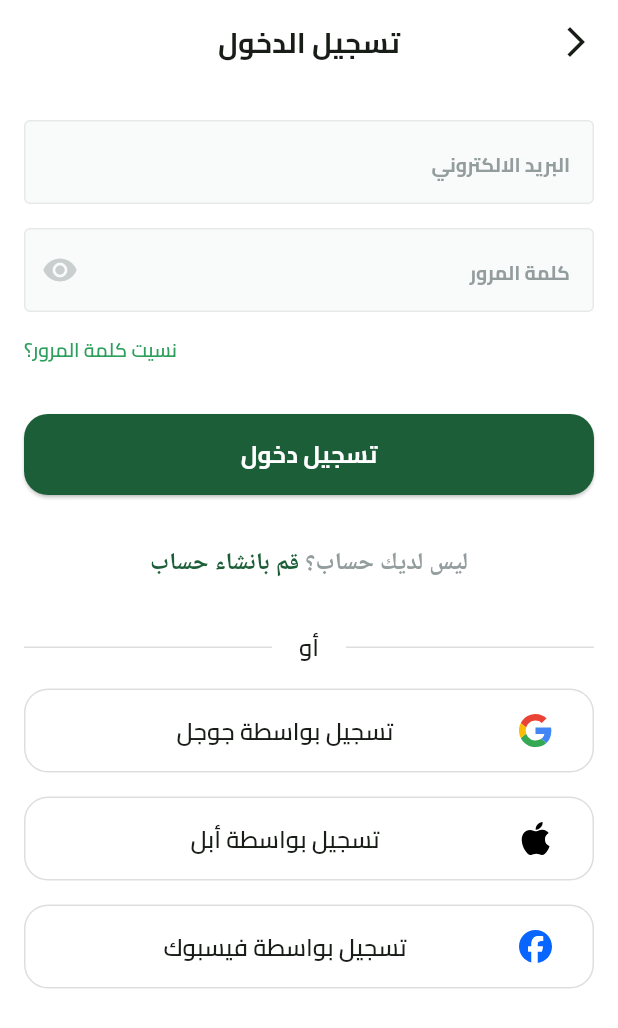
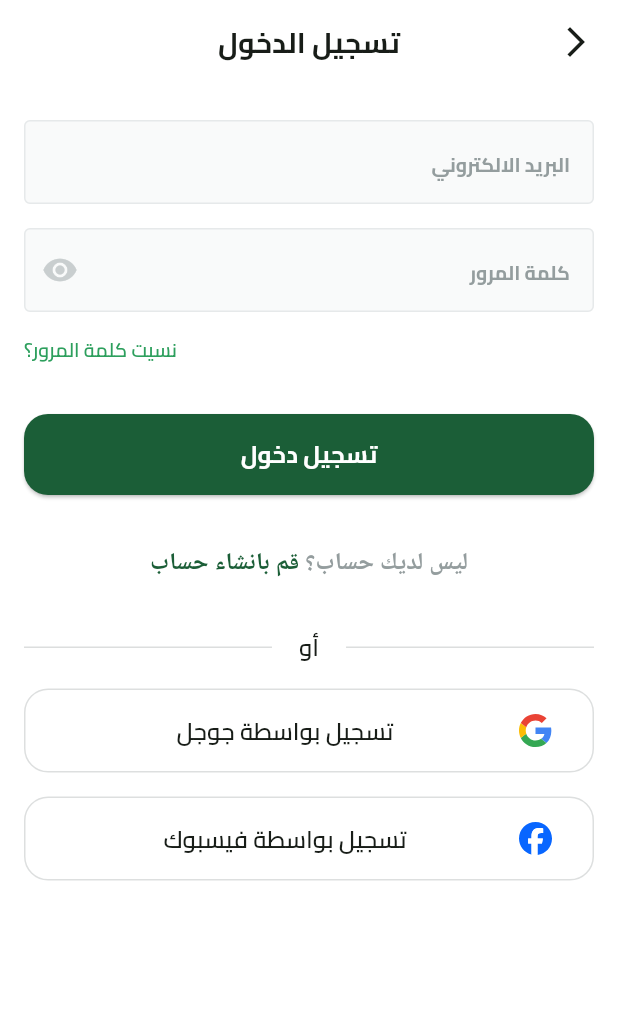
Before and after one commit to 3madhani/fruithub, a Flutter app: the SignInView screen opened by its route, on a phone screen of 412 x 824 dp. Shown: the top 1028 px of the screen. Run offline on Flutter 3.47's test engine with Material 3 defaults, Android fonts, the phone set to English and light mode, and no system bars; drawn by our look-alikes of modal_progress_hud_nsn; our stand-ins replace dartz, dots_indicator, firebase_auth, firebase_core, flutter_bloc, flutter_svg and 4 more; missing offline and left inert: flutter_facebook_auth; accounts and stored records are empty.

Commit message:
feat: conditionally display Apple sign-in button for iOS users; update signin_view_body.dart

```diff
--- a/lib/feature/auth/presentation/views/widgets/signin_view_body.dart
+++ b/lib/feature/auth/presentation/views/widgets/signin_view_body.dart
@@ -1,3 +1,5 @@
+import 'dart:io';
+
 import 'package:flutter/material.dart';
 import 'package:flutter_bloc/flutter_bloc.dart';
 import 'package:fruithub/core/common/custom_button.dart';
@@ -108,6 +110,9 @@ class _SigninViewBodyState extends State<SigninViewBody> {
                 iconPath: Assets.svgGoogleIcons,
               ),
               const SizedBox(height: 16),
+              Platform.isIOS
+                  ? Column(
+                    children: [
                       SigninSocialButton(
                         title: 'تسجيل بواسطة أبل',
                         onPressed: () {
@@ -116,6 +121,10 @@ class _SigninViewBodyState extends State<SigninViewBody> {
                         iconPath: Assets.svgAppleIcons,
                       ),
                       const SizedBox(height: 16),
+                    ],
+                  )
+                  : const SizedBox(),
+
               SigninSocialButton(
                 title: 'تسجيل بواسطة فيسبوك',
                 onPressed: () {
```
Lines whose indentation alone changed are shown as unchanged.
